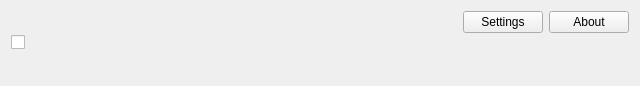
Before: the Qt Designer form v2/branches/dev/monkey/src/pluginsmanager/ui/UIPluginsSettingsElement.ui in testmana2/mks, drawn with Qt 5.
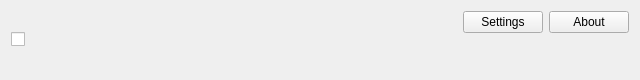
After: the same form once the commit is applied. Icons and pictures are not drawn.

Commit message: Rework plugins dialog to be compliant kde4 plugins dialog.

What changed in the file:
```diff
--- a/v2/branches/dev/monkey/src/pluginsmanager/ui/UIPluginsSettingsElement.ui
+++ b/v2/branches/dev/monkey/src/pluginsmanager/ui/UIPluginsSettingsElement.ui
@@ -15,20 +15,11 @@
   <layout class="QGridLayout" name="gridLayout" >
    <item rowspan="2" row="0" column="1" >
     <widget class="QLabel" name="lIcon" >
-     <property name="minimumSize" >
-      <size>
-       <width>64</width>
-       <height>64</height>
-      </size>
-     </property>
-     <property name="maximumSize" >
-      <size>
-       <width>64</width>
-       <height>64</height>
-      </size>
-     </property>
-     <property name="scaledContents" >
-      <bool>true</bool>
+     <property name="sizePolicy" >
+      <sizepolicy vsizetype="Preferred" hsizetype="Maximum" >
+       <horstretch>0</horstretch>
+       <verstretch>0</verstretch>
+      </sizepolicy>
      </property>
      <property name="alignment" >
       <set>Qt::AlignCenter</set>
```
The commit also changes 5 other files.
